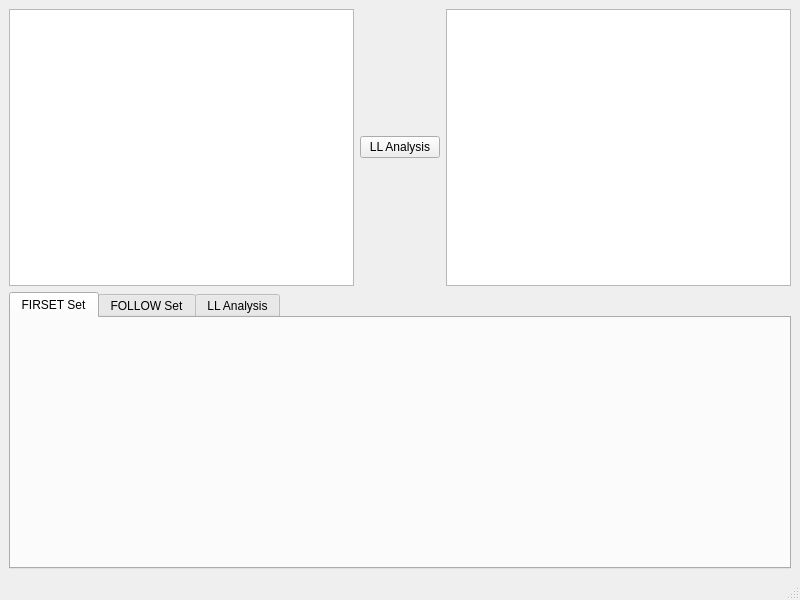
The window that lab2/lab2.ui (D0ot/compiler-inclass) describes before a commit, drawn with Qt 5.
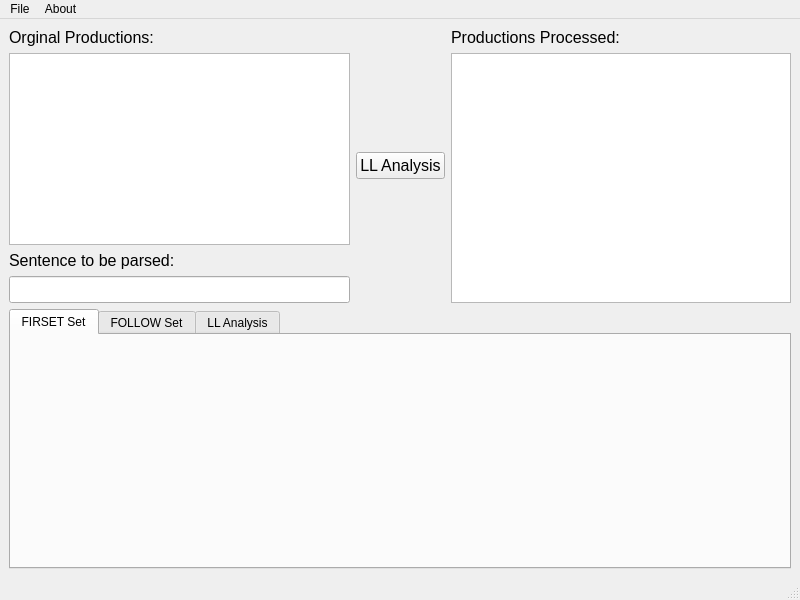
The same window after the commit.

```diff
--- a/lab2/lab2.ui
+++ b/lab2/lab2.ui
@@ -18,23 +18,70 @@
     <item>
      <layout class="QHBoxLayout" name="horizontalLayout_2">
       <item>
-       <widget class="QTextEdit" name="input_text_box">
-        <property name="html">
-         <string>&lt;!DOCTYPE HTML PUBLIC &quot;-//W3C//DTD HTML 4.0//EN&quot; &quot;http://www.w3.org/TR/REC-html40/strict.dtd&quot;&gt;
+       <layout class="QVBoxLayout" name="verticalLayout_3">
+        <item>
+         <widget class="QLabel" name="label">
+          <property name="font">
+           <font>
+            <pointsize>12</pointsize>
+           </font>
+          </property>
+          <property name="text">
+           <string>Orginal Productions:</string>
+          </property>
+         </widget>
+        </item>
+        <item>
+         <widget class="QTextEdit" name="input_text_box">
+          <property name="font">
+           <font>
+            <pointsize>12</pointsize>
+           </font>
+          </property>
+          <property name="html">
+           <string>&lt;!DOCTYPE HTML PUBLIC &quot;-//W3C//DTD HTML 4.0//EN&quot; &quot;http://www.w3.org/TR/REC-html40/strict.dtd&quot;&gt;
 &lt;html&gt;&lt;head&gt;&lt;meta name=&quot;qrichtext&quot; content=&quot;1&quot; /&gt;&lt;style type=&quot;text/css&quot;&gt;
 p, li { white-space: pre-wrap; }
-&lt;/style&gt;&lt;/head&gt;&lt;body style=&quot; font-family:'Sans Serif'; font-size:9pt; font-weight:400; font-style:normal;&quot;&gt;
-&lt;p style=&quot;-qt-paragraph-type:empty; margin-top:0px; margin-bottom:0px; margin-left:0px; margin-right:0px; -qt-block-indent:0; text-indent:0px;&quot;&gt;&lt;br /&gt;&lt;/p&gt;&lt;/body&gt;&lt;/html&gt;</string>
-        </property>
-        <property name="placeholderText">
-         <string extracomment="Input productions here"/>
-        </property>
-       </widget>
+&lt;/style&gt;&lt;/head&gt;&lt;body style=&quot; font-family:'Sans Serif'; font-size:12pt; font-weight:400; font-style:normal;&quot;&gt;
+&lt;p style=&quot;-qt-paragraph-type:empty; margin-top:0px; margin-bottom:0px; margin-left:0px; margin-right:0px; -qt-block-indent:0; text-indent:0px; font-size:9pt;&quot;&gt;&lt;br /&gt;&lt;/p&gt;&lt;/body&gt;&lt;/html&gt;</string>
+          </property>
+          <property name="placeholderText">
+           <string extracomment="Input productions here"/>
+          </property>
+         </widget>
+        </item>
+        <item>
+         <widget class="QLabel" name="label_2">
+          <property name="font">
+           <font>
+            <pointsize>12</pointsize>
+           </font>
+          </property>
+          <property name="text">
+           <string>Sentence to be parsed:</string>
+          </property>
+         </widget>
+        </item>
+        <item>
+         <widget class="QLineEdit" name="lineEdit">
+          <property name="font">
+           <font>
+            <pointsize>12</pointsize>
+           </font>
+          </property>
+         </widget>
+        </item>
+       </layout>
       </item>
       <item>
        <layout class="QVBoxLayout" name="verticalLayout_2">
         <item>
          <widget class="QPushButton" name="llanalysis_button">
+          <property name="font">
+           <font>
+            <pointsize>12</pointsize>
+           </font>
+          </property>
           <property name="text">
            <string>LL Analysis</string>
           </property>
@@ -43,7 +90,29 @@
        </layout>
       </item>
       <item>
-       <widget class="QListWidget" name="productions_list"/>
+       <layout class="QVBoxLayout" name="verticalLayout_4">
+        <item>
+         <widget class="QLabel" name="label_3">
+          <property name="font">
+           <font>
+            <pointsize>12</pointsize>
+           </font>
+          </property>
+          <property name="text">
+           <string>Productions Processed:</string>
+          </property>
+         </widget>
+        </item>
+        <item>
+         <widget class="QListWidget" name="productions_list">
+          <property name="font">
+           <font>
+            <pointsize>12</pointsize>
+           </font>
+          </property>
+         </widget>
+        </item>
+       </layout>
       </item>
      </layout>
     </item>
@@ -80,6 +149,20 @@
      <height>20</height>
     </rect>
    </property>
+   <widget class="QMenu" name="menuFile">
+    <property name="title">
+     <string>File</string>
+    </property>
+    <addaction name="actionOpen"/>
+    <addaction name="actionExit"/>
+   </widget>
+   <widget class="QMenu" name="menuAbout">
+    <property name="title">
+     <string>About</string>
+    </property>
+   </widget>
+   <addaction name="menuFile"/>
+   <addaction name="menuAbout"/>
   </widget>
   <widget class="QStatusBar" name="statusbar"/>
  </widget>
```
Left out of the diff: 10 changed lines with no effect on the pictures.
